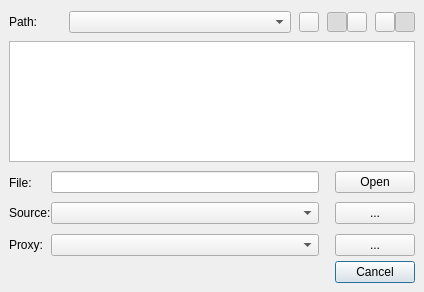
Before: the Qt Designer form src/chart/openviewdialog.ui in performancecopilot/pcp, drawn with Qt 5.
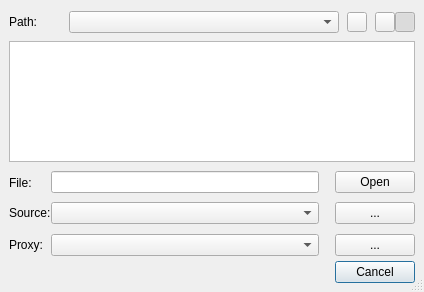
After: the same form once the commit is applied. Icons and pictures are not drawn.

Commit message: Fix many of the bugs found during interactive QA of the open/save view dialogs - icon list filename display oddities, no icon/list choice, icon issues, missing newly-saved views from displayed list. Also improve header dependencies for quicker builds on my laptop.

Patch:
```diff
--- a/src/chart/openviewdialog.ui
+++ b/src/chart/openviewdialog.ui
@@ -15,6 +15,9 @@
   <property name="windowIcon" >
    <iconset resource="kmchart.qrc" >:/view.png</iconset>
   </property>
+  <property name="sizeGripEnabled" >
+   <bool>true</bool>
+  </property>
   <layout class="QGridLayout" >
    <property name="margin" >
     <number>9</number>
@@ -269,99 +272,6 @@
        </property>
       </spacer>
      </item>
-     <item>
-      <widget class="QToolButton" name="dirViewIconToolButton" >
-       <property name="minimumSize" >
-        <size>
-         <width>20</width>
-         <height>20</height>
-        </size>
-       </property>
-       <property name="maximumSize" >
-        <size>
-         <width>20</width>
-         <height>20</height>
-        </size>
-       </property>
-       <property name="toolTip" >
-        <string>Icon View</string>
-       </property>
-       <property name="whatsThis" >
-        <string>Display files using icons</string>
-       </property>
-       <property name="text" >
-        <string/>
-       </property>
-       <property name="icon" >
-        <iconset resource="kmchart.qrc" >:/tooliconview.png</iconset>
-       </property>
-       <property name="iconSize" >
-        <size>
-         <width>16</width>
-         <height>16</height>
-        </size>
-       </property>
-       <property name="checkable" >
-        <bool>true</bool>
-       </property>
-       <property name="checked" >
-        <bool>true</bool>
-       </property>
-      </widget>
-     </item>
-     <item>
-      <widget class="QToolButton" name="dirViewListToolButton" >
-       <property name="minimumSize" >
-        <size>
-         <width>20</width>
-         <height>20</height>
-        </size>
-       </property>
-       <property name="maximumSize" >
-        <size>
-         <width>20</width>
-         <height>20</height>
-        </size>
-       </property>
-       <property name="toolTip" >
-        <string>List View</string>
-       </property>
-       <property name="whatsThis" >
-        <string>Display files in a list</string>
-       </property>
-       <property name="text" >
-        <string/>
-       </property>
-       <property name="icon" >
-        <iconset resource="kmchart.qrc" >:/toollistview.png</iconset>
-       </property>
-       <property name="iconSize" >
-        <size>
-         <width>16</width>
-         <height>16</height>
-        </size>
-       </property>
-       <property name="checkable" >
-        <bool>true</bool>
-       </property>
-      </widget>
-     </item>
-     <item>
-      <spacer>
-       <property name="orientation" >
-        <enum>Qt::Horizontal</enum>
-       </property>
-       <property name="sizeType" >
-        <enum>QSizePolicy::Fixed</enum>
-       </property>
-       <property name="sizeHint" >
-        <size>
-         <width>8</width>
-         <height>26</height>
-        </size>
-       </property>
-      </spacer>
-     </item>
      <item>
       <widget class="QToolButton" name="userToolButton" >
        <property name="minimumSize" >
```
Left out of the diff: 59 changed lines with no effect on the pictures. The commit also changes 16 other files.
